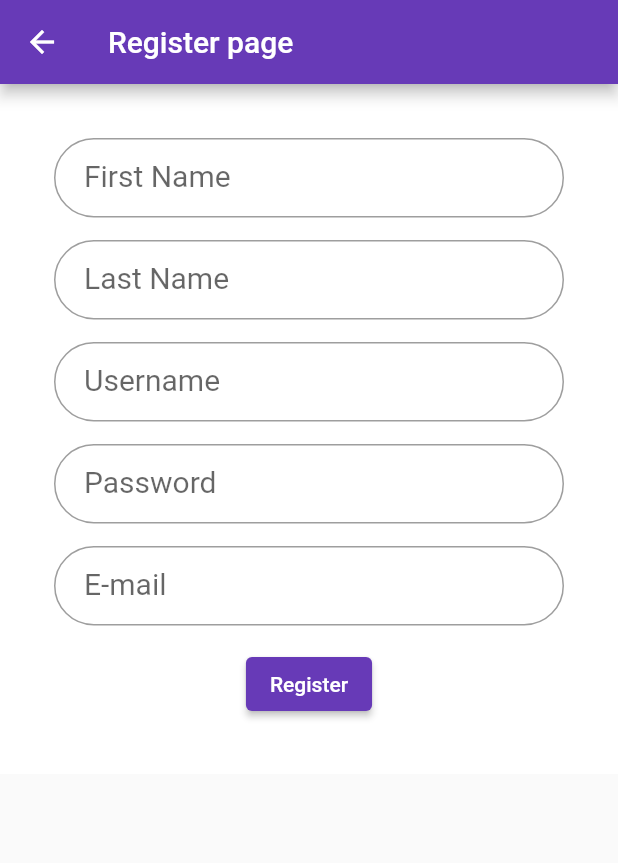
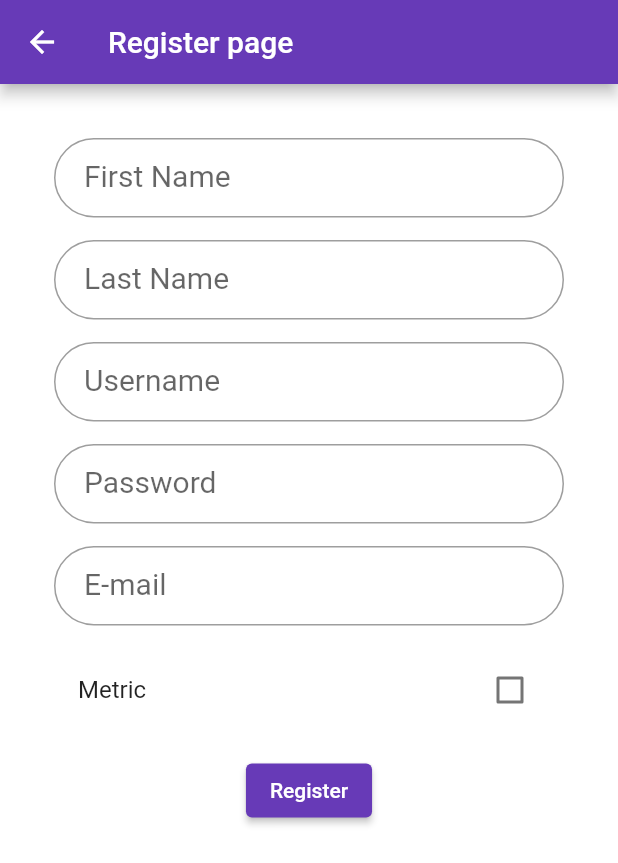
Before and after one commit to Deadcoast/cop4331_big_project_mobile, a Flutter app: the Register screen opened directly, on a phone screen of 412 x 824 dp. Shown: the top 863 px of the screen. Run offline on Flutter 3.47's test engine with Material 2 defaults, Android fonts, the phone set to English and light mode, and no system bars; our stand-ins replace fluttertoast, image_picker, shared_preferences; missing offline and left inert: aws_s3_client; accounts and stored records are empty.

Commit message:
Fixed register to add metric

```diff
--- a/brownie_points/lib/pages/register.dart
+++ b/brownie_points/lib/pages/register.dart
@@ -82,6 +82,11 @@ class Register extends StatelessWidget {
         },
     );
 
+    final metricField = CheckboxListTile(
+      value: metric,
+      onChanged: ((value) => metric = value),
+      title: Text("Metric")
+    );
 
     return Scaffold(
       appBar: AppBar(
@@ -105,6 +110,8 @@ class Register extends StatelessWidget {
                   registerPasswordField,
                   SizedBox(height: 15.0),
                   registerEmailField,
+                  SizedBox(height: 15.0),
+                  metricField,
                   SizedBox(height: 15.0),
                   ElevatedButton(
                     child: Text('Register'),
```
Also changed, not shown: brownie_points/lib/pages/createRecipe.dart (+7 -2 lines).
